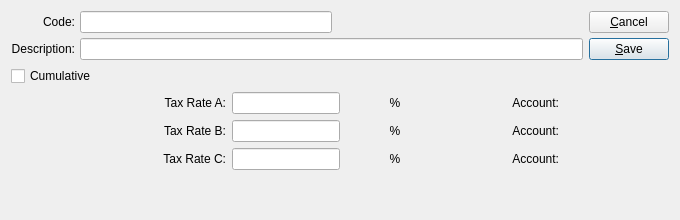
This is xtuple/trunk/guiclient/taxCode.ui in WooodHead/xtuple as Qt 5 draws it before an edit. The edited form follows.
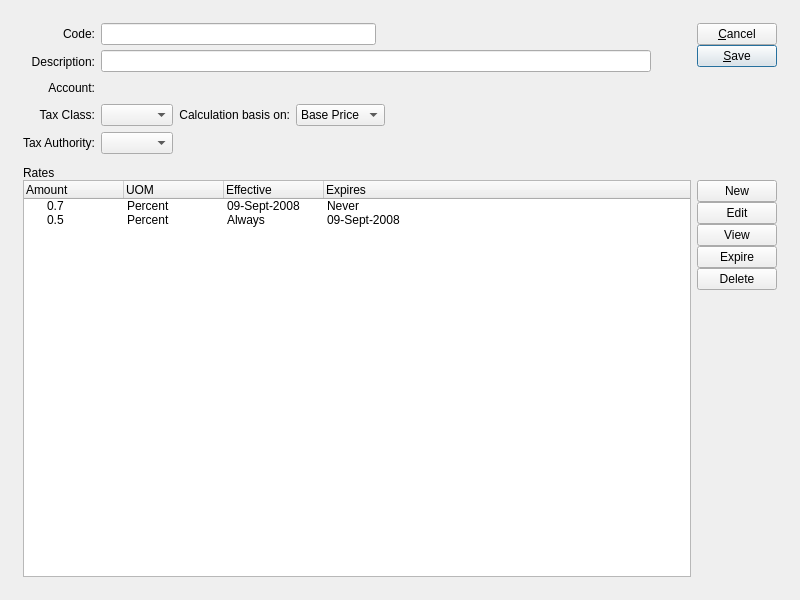
This is the edited form. Custom widgets are drawn as their Qt base class.

Commit message: issue 8554:  Some pre-work on tax screens

```diff
--- a/xtuple/trunk/guiclient/taxCode.ui
+++ b/xtuple/trunk/guiclient/taxCode.ui
@@ -13,29 +13,27 @@
    <rect>
     <x>0</x>
     <y>0</y>
-    <width>680</width>
-    <height>220</height>
+    <width>800</width>
+    <height>600</height>
    </rect>
   </property>
   <property name="windowTitle" >
    <string>Tax Code</string>
   </property>
-  <layout class="QVBoxLayout" >
-   <item>
-    <layout class="QHBoxLayout" >
-     <item>
-      <layout class="QVBoxLayout" >
-       <item>
-        <layout class="QHBoxLayout" >
-         <property name="spacing" >
-          <number>5</number>
-         </property>
-         <item>
-          <layout class="QVBoxLayout" >
+  <layout class="QGridLayout" name="gridLayout_4" >
+   <item row="0" column="0" >
+    <layout class="QGridLayout" name="gridLayout_3" >
+     <property name="margin" >
+      <number>12</number>
+     </property>
            <property name="spacing" >
-            <number>5</number>
-           </property>
+      <number>12</number>
+     </property>
+     <item row="0" column="0" >
+      <layout class="QHBoxLayout" name="horizontalLayout_2" >
            <item>
+        <layout class="QGridLayout" name="gridLayout_2" >
+         <item row="0" column="0" >
             <widget class="QLabel" name="_codeLit" >
              <property name="text" >
               <string>Code:</string>
@@ -48,22 +46,7 @@
              </property>
             </widget>
            </item>
-           <item>
-            <widget class="QLabel" name="_descriptionLit" >
-             <property name="text" >
-              <string>Description:</string>
-             </property>
-             <property name="alignment" >
-              <set>Qt::AlignRight|Qt::AlignTrailing|Qt::AlignVCenter</set>
-             </property>
-             <property name="buddy" >
-              <cstring>_description</cstring>
-             </property>
-            </widget>
-           </item>
-          </layout>
-         </item>
-         <item>
+         <item rowspan="2" row="0" column="1" >
           <layout class="QVBoxLayout" >
            <property name="spacing" >
             <number>5</number>
@@ -99,40 +82,146 @@
            </item>
           </layout>
          </item>
-        </layout>
-       </item>
+         <item row="1" column="0" >
+          <widget class="QLabel" name="_descriptionLit" >
+           <property name="text" >
+            <string>Description:</string>
+           </property>
+           <property name="alignment" >
+            <set>Qt::AlignRight|Qt::AlignTrailing|Qt::AlignVCenter</set>
+           </property>
+           <property name="buddy" >
+            <cstring>_description</cstring>
+           </property>
+          </widget>
+         </item>
+         <item row="2" column="0" >
+          <widget class="QLabel" name="_accountLit" >
+           <property name="text" >
+            <string>Account:</string>
+           </property>
+           <property name="alignment" >
+            <set>Qt::AlignRight|Qt::AlignTrailing|Qt::AlignVCenter</set>
+           </property>
+          </widget>
+         </item>
+         <item row="2" column="1" >
+          <layout class="QHBoxLayout" name="horizontalLayout_3" >
+           <item>
+            <widget class="GLCluster" name="_account" />
+           </item>
+           <item>
+            <spacer name="horizontalSpacer_2" >
+             <property name="orientation" >
+              <enum>Qt::Horizontal</enum>
+             </property>
+             <property name="sizeHint" stdset="0" >
+              <size>
+               <width>40</width>
+               <height>20</height>
+              </size>
+             </property>
+            </spacer>
+           </item>
+          </layout>
+         </item>
+         <item row="3" column="1" >
+          <layout class="QHBoxLayout" name="horizontalLayout_5" >
        <item>
-        <layout class="QHBoxLayout" >
-         <property name="spacing" >
-          <number>0</number>
-         </property>
+            <widget class="XComboBox" name="xcomboBox_2" />
+           </item>
+           <item>
+            <widget class="QLabel" name="_basisLit" >
+             <property name="text" >
+              <string>Calculation basis on:</string>
+             </property>
+             <property name="alignment" >
+              <set>Qt::AlignRight|Qt::AlignTrailing|Qt::AlignVCenter</set>
+             </property>
+            </widget>
+           </item>
          <item>
-          <widget class="QCheckBox" name="_cumulative" >
+            <widget class="XComboBox" name="_basis" >
+             <item>
            <property name="text" >
-            <string>Cumulative</string>
-           </property>
+               <string>Base Price</string>
+              </property>
+             </item>
           </widget>
          </item>
          <item>
-          <spacer>
+            <spacer name="horizontalSpacer_4" >
+             <property name="orientation" >
+              <enum>Qt::Horizontal</enum>
+             </property>
+             <property name="sizeHint" stdset="0" >
+              <size>
+               <width>40</width>
+               <height>20</height>
+              </size>
+             </property>
+            </spacer>
+           </item>
+          </layout>
+         </item>
+         <item row="3" column="0" >
+          <widget class="QLabel" name="_accountLit_3" >
+           <property name="text" >
+            <string>Tax Class:</string>
+           </property>
+           <property name="alignment" >
+            <set>Qt::AlignRight|Qt::AlignTrailing|Qt::AlignVCenter</set>
+           </property>
+          </widget>
+         </item>
+         <item row="4" column="0" >
+          <widget class="QLabel" name="_taxauthLit" >
+           <property name="text" >
+            <string>Tax Authority:</string>
+           </property>
+           <property name="alignment" >
+            <set>Qt::AlignRight|Qt::AlignTrailing|Qt::AlignVCenter</set>
+           </property>
+          </widget>
+         </item>
+         <item row="4" column="1" >
+          <layout class="QHBoxLayout" name="horizontalLayout_4" >
+           <item>
+            <widget class="XComboBox" name="_taxauth" />
+           </item>
+           <item>
+            <spacer name="horizontalSpacer_3" >
+             <property name="orientation" >
+              <enum>Qt::Horizontal</enum>
+             </property>
+             <property name="sizeHint" stdset="0" >
+              <size>
+               <width>40</width>
+               <height>20</height>
+              </size>
+             </property>
+            </spacer>
+           </item>
+          </layout>
+         </item>
+        </layout>
+       </item>
+       <item>
+        <spacer name="horizontalSpacer" >
            <property name="orientation" >
             <enum>Qt::Horizontal</enum>
            </property>
            <property name="sizeType" >
-            <enum>QSizePolicy::Expanding</enum>
-           </property>
-           <property name="sizeHint" >
+          <enum>QSizePolicy::Preferred</enum>
+         </property>
+         <property name="sizeHint" stdset="0" >
             <size>
-             <width>76</width>
-             <height>10</height>
+           <width>40</width>
+           <height>20</height>
             </size>
            </property>
           </spacer>
          </item>
-        </layout>
-       </item>
-      </layout>
-     </item>
      <item>
       <layout class="QVBoxLayout" >
        <property name="spacing" >
@@ -141,7 +230,7 @@
        <item>
         <layout class="QVBoxLayout" >
          <property name="spacing" >
-          <number>5</number>
+            <number>0</number>
          </property>
          <item>
           <widget class="QPushButton" name="_close" >
@@ -173,7 +262,7 @@
          <property name="sizeType" >
           <enum>QSizePolicy::Expanding</enum>
          </property>
-         <property name="sizeHint" >
+           <property name="sizeHint" stdset="0" >
           <size>
            <width>77</width>
            <height>0</height>
@@ -185,8 +274,8 @@
      </item>
     </layout>
    </item>
-   <item>
-    <widget class="QFrame" name="frame" >
+     <item row="1" column="0" >
+      <widget class="QFrame" name="_frame" >
      <property name="sizePolicy" >
       <sizepolicy vsizetype="Expanding" hsizetype="Preferred" >
        <horstretch>0</horstretch>
@@ -197,243 +286,117 @@
       <enum>QFrame::NoFrame</enum>
      </property>
      <property name="frameShadow" >
-      <enum>QFrame::Plain</enum>
-     </property>
-     <layout class="QVBoxLayout" >
-      <property name="spacing" >
+        <enum>QFrame::Raised</enum>
+       </property>
+       <layout class="QGridLayout" name="gridLayout" >
+        <property name="margin" >
        <number>0</number>
       </property>
-      <property name="leftMargin" >
-       <number>0</number>
-      </property>
-      <property name="topMargin" >
-       <number>0</number>
-      </property>
-      <property name="rightMargin" >
-       <number>0</number>
-      </property>
-      <property name="bottomMargin" >
-       <number>0</number>
-      </property>
-      <item>
-       <layout class="QGridLayout" >
-        <item row="1" column="1" >
-         <layout class="QHBoxLayout" >
-          <property name="spacing" >
-           <number>2</number>
-          </property>
-          <item>
-           <widget class="XLineEdit" name="_taxRateB" >
-            <property name="sizePolicy" >
-             <sizepolicy vsizetype="Fixed" hsizetype="Preferred" >
-              <horstretch>0</horstretch>
-              <verstretch>0</verstretch>
-             </sizepolicy>
-            </property>
-            <property name="minimumSize" >
-             <size>
-              <width>100</width>
-              <height>0</height>
-             </size>
-            </property>
-            <property name="alignment" >
-             <set>Qt::AlignRight</set>
-            </property>
-           </widget>
-          </item>
-          <item>
-           <widget class="QLabel" name="_percentBLit" >
-            <property name="text" >
-             <string>%</string>
-            </property>
-            <property name="alignment" >
-             <set>Qt::AlignCenter</set>
-            </property>
-            <property name="buddy" >
-             <cstring>_taxRateB</cstring>
-            </property>
-           </widget>
-          </item>
-         </layout>
-        </item>
-        <item row="2" column="1" >
-         <layout class="QHBoxLayout" >
-          <property name="spacing" >
-           <number>2</number>
-          </property>
-          <item>
-           <widget class="XLineEdit" name="_taxRateC" >
-            <property name="sizePolicy" >
-             <sizepolicy vsizetype="Fixed" hsizetype="Preferred" >
-              <horstretch>0</horstretch>
-              <verstretch>0</verstretch>
-             </sizepolicy>
-            </property>
-            <property name="minimumSize" >
-             <size>
-              <width>100</width>
-              <height>0</height>
-             </size>
-            </property>
-            <property name="alignment" >
-             <set>Qt::AlignRight</set>
-            </property>
-           </widget>
-          </item>
-          <item>
-           <widget class="QLabel" name="_percentCLit" >
-            <property name="text" >
-             <string>%</string>
-            </property>
-            <property name="alignment" >
-             <set>Qt::AlignCenter</set>
-            </property>
-            <property name="buddy" >
-             <cstring>_taxRateC</cstring>
-            </property>
-           </widget>
-          </item>
-         </layout>
-        </item>
-        <item row="1" column="2" >
-         <layout class="QHBoxLayout" >
-          <property name="spacing" >
-           <number>5</number>
-          </property>
-          <item>
-           <widget class="QLabel" name="_salesBLit" >
-            <property name="text" >
-             <string>Account:</string>
-            </property>
-            <property name="alignment" >
-             <set>Qt::AlignRight|Qt::AlignTrailing|Qt::AlignVCenter</set>
-            </property>
-            <property name="buddy" >
-             <cstring>_accountB</cstring>
-            </property>
-           </widget>
-          </item>
-          <item>
-           <widget class="GLCluster" name="_accountB" />
-          </item>
-         </layout>
-        </item>
-        <item row="0" column="1" >
-         <layout class="QHBoxLayout" >
-          <property name="spacing" >
-           <number>2</number>
-          </property>
-          <item>
-           <widget class="XLineEdit" name="_taxRateA" >
-            <property name="sizePolicy" >
-             <sizepolicy vsizetype="Fixed" hsizetype="Preferred" >
-              <horstretch>0</horstretch>
-              <verstretch>0</verstretch>
-             </sizepolicy>
-            </property>
-            <property name="minimumSize" >
-             <size>
-              <width>100</width>
-              <height>0</height>
-             </size>
-            </property>
-            <property name="alignment" >
-             <set>Qt::AlignRight</set>
-            </property>
-           </widget>
-          </item>
-          <item>
-           <widget class="QLabel" name="_percentALit" >
-            <property name="text" >
-             <string>%</string>
-            </property>
-            <property name="alignment" >
-             <set>Qt::AlignCenter</set>
-            </property>
-            <property name="buddy" >
-             <cstring>_taxRateA</cstring>
-            </property>
-           </widget>
-          </item>
-         </layout>
-        </item>
-        <item row="2" column="2" >
-         <layout class="QHBoxLayout" >
-          <property name="spacing" >
-           <number>5</number>
-          </property>
-          <item>
-           <widget class="QLabel" name="_salesCLit" >
-            <property name="text" >
-             <string>Account:</string>
-            </property>
-            <property name="alignment" >
-             <set>Qt::AlignRight|Qt::AlignTrailing|Qt::AlignVCenter</set>
-            </property>
-            <property name="buddy" >
-             <cstring>_accountC</cstring>
-            </property>
-           </widget>
-          </item>
-          <item>
-           <widget class="GLCluster" name="_accountC" />
-          </item>
-         </layout>
-        </item>
         <item row="0" column="0" >
-         <widget class="QLabel" name="_taxRateALit" >
+         <layout class="QVBoxLayout" name="verticalLayout" >
+          <property name="spacing" >
+           <number>0</number>
+          </property>
+          <item>
+           <widget class="QLabel" name="label" >
           <property name="text" >
-           <string>Tax Rate A:</string>
-          </property>
-          <property name="alignment" >
-           <set>Qt::AlignRight|Qt::AlignTrailing|Qt::AlignVCenter</set>
-          </property>
-         </widget>
-        </item>
-        <item row="0" column="2" >
-         <layout class="QHBoxLayout" >
-          <property name="spacing" >
-           <number>5</number>
-          </property>
+             <string>Rates</string>
+            </property>
+           </widget>
+          </item>
+          <item>
+           <layout class="QHBoxLayout" name="horizontalLayout" >
+            <item>
+             <widget class="XTreeWidget" name="_taxitems" >
+              <column>
+               <property name="text" >
+                <string>Amount</string>
+               </property>
+              </column>
+              <column>
+               <property name="text" >
+                <string>UOM</string>
+               </property>
+              </column>
+              <column>
+               <property name="text" >
+                <string>Effective</string>
+               </property>
+              </column>
+              <column>
+               <property name="text" >
+                <string>Expires</string>
+               </property>
+              </column>
           <item>
-           <widget class="QLabel" name="_salesALit" >
             <property name="text" >
-             <string>Account:</string>
-            </property>
-            <property name="alignment" >
-             <set>Qt::AlignRight|Qt::AlignTrailing|Qt::AlignVCenter</set>
-            </property>
-            <property name="buddy" >
-             <cstring>_accountA</cstring>
-            </property>
-           </widget>
+                <string>0.7</string>
+               </property>
+               <property name="text" >
+                <string>Percent</string>
+               </property>
+               <property name="text" >
+                <string>09-Sept-2008</string>
+               </property>
+               <property name="text" >
+                <string>Never</string>
+               </property>
           </item>
           <item>
-           <widget class="GLCluster" name="_accountA" />
-          </item>
-         </layout>
-        </item>
-        <item row="1" column="0" >
-         <widget class="QLabel" name="_taxRateBLit" >
+               <property name="text" >
+                <string>0.5</string>
+               </property>
+               <property name="text" >
+                <string>Percent</string>
+               </property>
+               <property name="text" >
+                <string>Always</string>
+               </property>
+               <property name="text" >
+                <string>09-Sept-2008</string>
+               </property>
+              </item>
+             </widget>
+            </item>
+            <item>
+             <layout class="QVBoxLayout" name="verticalLayout_2" >
+              <property name="spacing" >
+               <number>0</number>
+              </property>
+              <item>
+               <widget class="QPushButton" name="_new" >
           <property name="text" >
-           <string>Tax Rate B:</string>
-          </property>
-          <property name="alignment" >
-           <set>Qt::AlignRight|Qt::AlignTrailing|Qt::AlignVCenter</set>
+                 <string>New</string>
+                </property>
+               </widget>
+              </item>
+              <item>
+               <widget class="QPushButton" name="_edit" >
+                <property name="text" >
+                 <string>Edit</string>
           </property>
          </widget>
         </item>
-        <item row="2" column="0" >
-         <widget class="QLabel" name="_taxRateCLit" >
+              <item>
+               <widget class="QPushButton" name="_view" >
           <property name="text" >
-           <string>Tax Rate C:</string>
-          </property>
-          <property name="alignment" >
-           <set>Qt::AlignRight|Qt::AlignTrailing|Qt::AlignVCenter</set>
+                 <string>View</string>
+                </property>
+               </widget>
+              </item>
+              <item>
+               <widget class="QPushButton" name="_expire" >
+                <property name="text" >
+                 <string>Expire</string>
           </property>
          </widget>
         </item>
-       </layout>
+              <item>
+               <widget class="QPushButton" name="pushButton" >
+                <property name="text" >
+                 <string>Delete</string>
+                </property>
+               </widget>
       </item>
       <item>
        <spacer>
@@ -443,16 +406,24 @@
         <property name="sizeType" >
          <enum>QSizePolicy::Expanding</enum>
         </property>
-        <property name="sizeHint" >
+                <property name="sizeHint" stdset="0" >
          <size>
-          <width>21</width>
-          <height>21</height>
+                  <width>77</width>
+                  <height>0</height>
          </size>
         </property>
        </spacer>
       </item>
      </layout>
-    </widget>
+            </item>
+           </layout>
+          </item>
+         </layout>
+        </item>
+       </layout>
+      </widget>
+     </item>
+    </layout>
    </item>
   </layout>
  </widget>
@@ -464,12 +435,23 @@
    <extends>QWidget</extends>
    <header>glcluster.h</header>
   </customwidget>
+  <customwidget>
+   <class>XComboBox</class>
+   <extends>QComboBox</extends>
+   <header>xcombobox.h</header>
+  </customwidget>
   <customwidget>
    <class>XLineEdit</class>
    <extends>QLineEdit</extends>
    <header>xlineedit.h</header>
    <container>1</container>
   </customwidget>
+  <customwidget>
+   <class>XTreeWidget</class>
+   <extends>QTreeWidget</extends>
+   <header>xtreewidget.h</header>
+   <container>1</container>
+  </customwidget>
  </customwidgets>
  <tabstops>
   <tabstop>_code</tabstop>
```
Left out of the diff: 28 changed lines with no effect on the pictures. Lines whose indentation alone changed are shown as unchanged. The commit also changes 4 other files.
